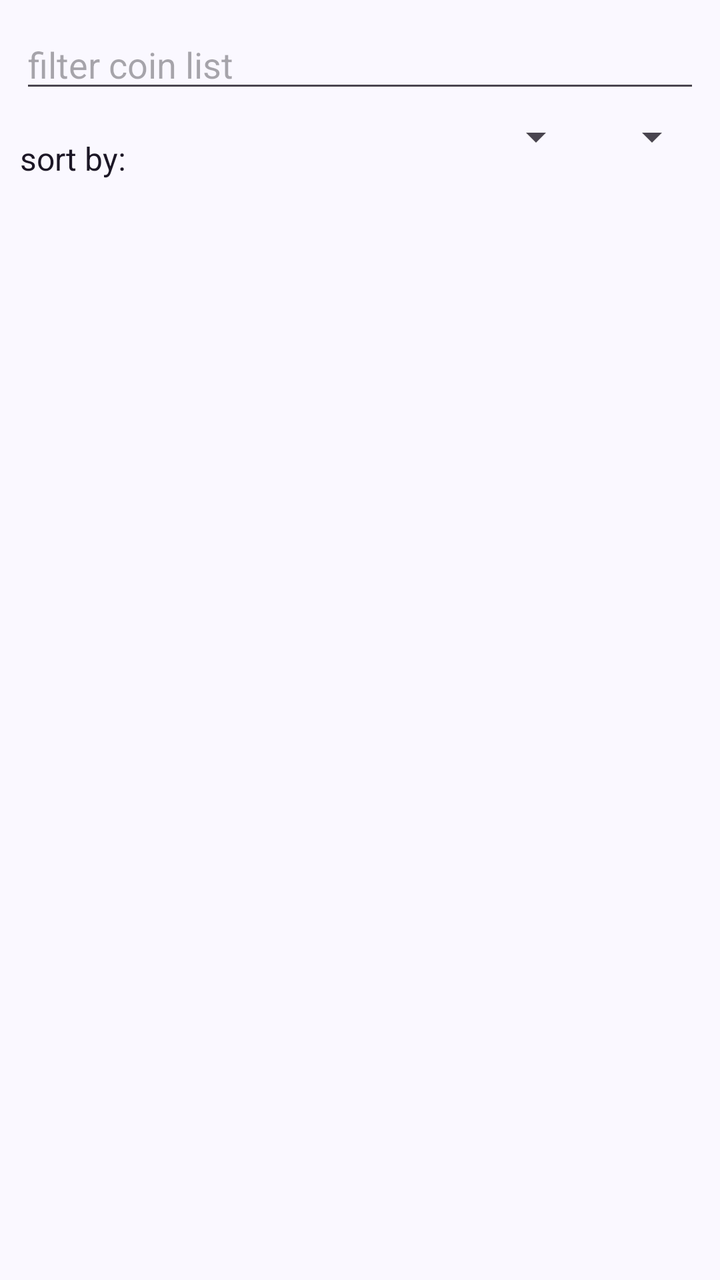
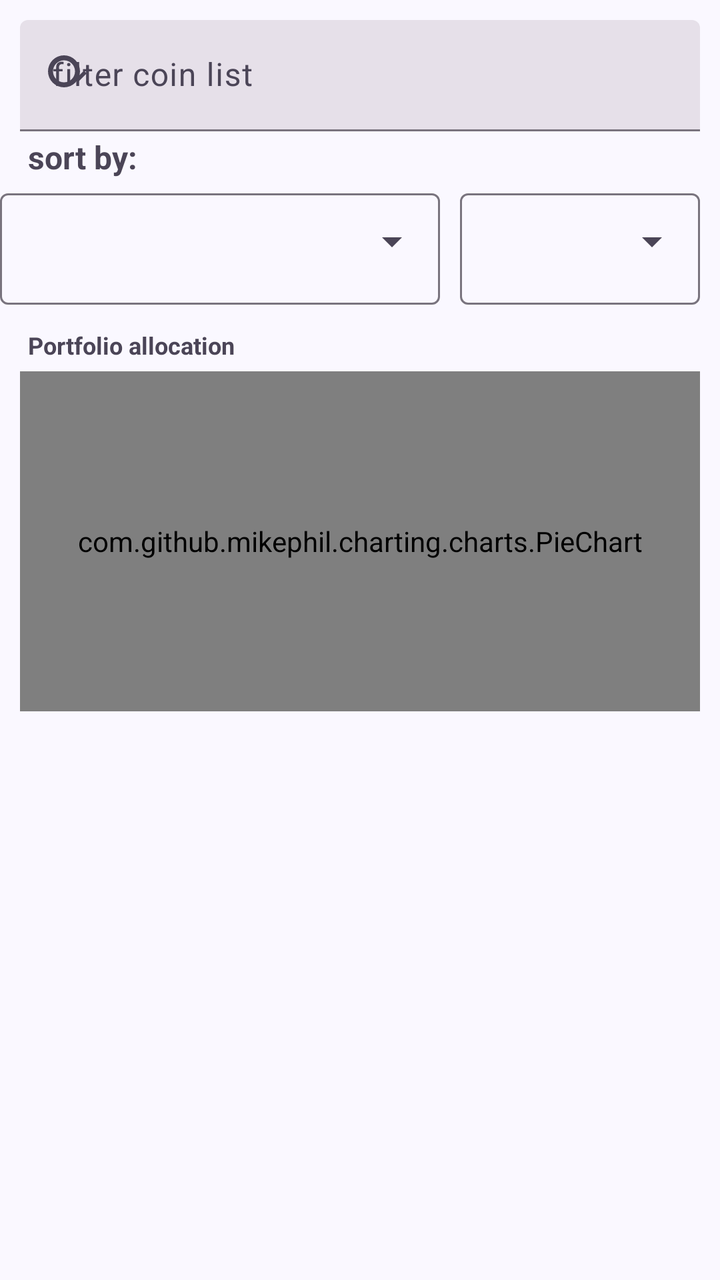

The first picture is an Android layout as it rendered before a commit; the second is the same layout after the commit. The layout source and the unified diff follow.
<!-- AndroidManifest.xml: application theme Theme.CDCsvParser -->
<!-- res/layout/activity_wallet_view.xml -->
<?xml version="1.0" encoding="utf-8"?>
<androidx.constraintlayout.widget.ConstraintLayout xmlns:android="http://schemas.android.com/apk/res/android"
    xmlns:app="http://schemas.android.com/apk/res-auto"
    xmlns:tools="http://schemas.android.com/tools"
    android:layout_width="match_parent"
    android:layout_height="match_parent"
    tools:context=".ui.activity.WalletViewActivity">


    <EditText
        android:id="@+id/search_bar"
        android:layout_width="match_parent"
        android:layout_height="wrap_content"
        android:layout_marginStart="@dimen/basic_start_end_margin"
        android:layout_marginTop="@dimen/basic_start_end_margin"
        android:layout_marginEnd="@dimen/basic_start_end_margin"
        android:hint="@string/filter_coin_list"
        android:inputType="text"
        app:layout_constraintLeft_toLeftOf="parent"
        app:layout_constraintRight_toRightOf="parent"
        app:layout_constraintTop_toTopOf="parent" />

    <TextView
        android:id="@+id/sorting_string"
        android:layout_width="wrap_content"
        android:layout_height="wrap_content"
        android:layout_marginStart="@dimen/basic_start_end_margin"
        android:layout_marginTop="@dimen/wallet_sortBy_margin_top"
        android:text="@string/sort_by"
        android:textColor="?attr/colorOnSurface"
        android:textSize="@dimen/basic_labels_fontsize"
        app:layout_constraintLeft_toLeftOf="parent"
        app:layout_constraintTop_toTopOf="@+id/sorting_value" />

    <Spinner
        android:id="@+id/sorting_value"
        android:layout_width="wrap_content"
        android:layout_height="wrap_content"
        android:layout_marginLeft="@dimen/basic_start_end_margin"
        android:layout_marginTop="@dimen/wallet_spinner_margin_top"
        android:layout_marginRight="@dimen/basic_start_end_margin"
        app:layout_constraintRight_toLeftOf="@id/sorting_type"
        app:layout_constraintTop_toBottomOf="@id/search_bar" />

    <Spinner
        android:id="@+id/sorting_type"
        android:layout_width="wrap_content"
        android:layout_height="wrap_content"
        android:layout_marginStart="@dimen/basic_start_end_margin"
        android:layout_marginTop="@dimen/wallet_spinner_margin_top"
        android:layout_marginEnd="@dimen/basic_start_end_margin"
        app:layout_constraintRight_toRightOf="parent"
        app:layout_constraintTop_toBottomOf="@id/search_bar" />

    <FrameLayout
        android:id="@+id/fragment_container"
        android:layout_width="match_parent"
        android:layout_height="@dimen/basic_frame_layout_height"
        android:layout_marginTop="@dimen/wallet_frame_margin_top"
        android:padding="@dimen/basic_start_end_margin"
        app:layout_constraintBottom_toBottomOf="parent"
        app:layout_constraintTop_toBottomOf="@id/sorting_string" />


</androidx.constraintlayout.widget.ConstraintLayout>
<!-- resources referenced by this layout -->
<resources>
  <dimen name="basic_frame_layout_height">0dp</dimen>
  <dimen name="basic_labels_fontsize">16sp</dimen>
  <dimen name="basic_start_end_margin">10dp</dimen>
  <dimen name="wallet_frame_margin_top">10dp</dimen>
  <dimen name="wallet_sortBy_margin_top">12dp</dimen>
  <dimen name="wallet_spinner_margin_top">5dp</dimen>
  <string name="filter_coin_list">filter coin list</string>
  <string name="sort_by">sort by:</string>
  <style name="Theme.CDCsvParser" parent="Theme.Material3.DayNight">
          <item name="colorPrimary">@color/primary</item>
          <item name="colorOnPrimary">@color/on_primary</item>
          <item name="colorPrimaryContainer">@color/primary_container</item>
          <item name="colorOnPrimaryContainer">@color/on_primary_container</item>
          <item name="colorSecondary">@color/secondary</item>
          <item name="colorOnSecondary">@color/on_secondary</item>
          <item name="colorSecondaryContainer">@color/secondary_container</item>
          <item name="colorOnSecondaryContainer">@color/on_secondary_container</item>
          <item name="colorTertiary">@color/tertiary</item>
          <item name="colorOnTertiary">@color/on_tertiary</item>
          <item name="colorTertiaryContainer">@color/tertiary_container</item>
          <item name="colorOnTertiaryContainer">@color/on_tertiary_container</item>
          <item name="android:colorBackground">@color/background</item>
          <item name="colorOnBackground">@color/on_background</item>
          <item name="colorSurface">@color/surface</item>
          <item name="colorOnSurface">@color/on_surface</item>
          <item name="colorSurfaceVariant">@color/surface_variant</item>
          <item name="colorOnSurfaceVariant">@color/on_surface_variant</item>
          <item name="colorError">@color/error</item>
          <item name="colorOnError">@color/on_error</item>
          
          <item name="android:statusBarColor">@android:color/transparent</item>
          <item name="android:navigationBarColor">@android:color/transparent</item>
          <item name="android:windowLightStatusBar">@bool/window_light_status_bar</item>
          <item name="android:windowBackground">@color/background</item>
      </style>
  <color name="primary">#5B21B6</color>
  <color name="on_primary">#FFFFFF</color>
  <color name="primary_container">#E9E2FB</color>
  <color name="on_primary_container">#27116B</color>
  <color name="secondary">#0F766E</color>
  <color name="on_secondary">#FFFFFF</color>
  <color name="secondary_container">#CFF3EC</color>
  <color name="on_secondary_container">#0A4A41</color>
  <color name="tertiary">#B45309</color>
  <color name="on_tertiary">#FFFFFF</color>
  <color name="tertiary_container">#FDE8CB</color>
  <color name="on_tertiary_container">#3F2602</color>
  <color name="background">#FAF8FF</color>
  <color name="on_background">#1C1726</color>
  <color name="surface">#FAF8FF</color>
  <color name="on_surface">#1C1726</color>
  <color name="surface_variant">#E6E0EE</color>
  <color name="on_surface_variant">#4B4557</color>
  <color name="error">#BA1A1A</color>
  <color name="on_error">#FFFFFF</color>
</resources>

<!-- the commit's change to res/layout/activity_wallet_view.xml (unified diff, before → after) -->
@@ -6,60 +6,128 @@
     android:layout_height="match_parent"
     tools:context=".ui.activity.WalletViewActivity">
 
-
-    <EditText
-        android:id="@+id/search_bar"
+    <com.google.android.material.textfield.TextInputLayout
+        android:id="@+id/tl_search"
+        style="@style/Widget.Material3.TextInputLayout.FilledBox"
         android:layout_width="match_parent"
         android:layout_height="wrap_content"
         android:layout_marginStart="@dimen/basic_start_end_margin"
         android:layout_marginTop="@dimen/basic_start_end_margin"
         android:layout_marginEnd="@dimen/basic_start_end_margin"
         android:hint="@string/filter_coin_list"
-        android:inputType="text"
+        app:startIconDrawable="@drawable/ic_search_24"
         app:layout_constraintLeft_toLeftOf="parent"
         app:layout_constraintRight_toRightOf="parent"
-        app:layout_constraintTop_toTopOf="parent" />
+        app:layout_constraintTop_toTopOf="parent">
+
+        <com.google.android.material.textfield.TextInputEditText
+            android:id="@+id/search_bar"
+            android:layout_width="match_parent"
+            android:layout_height="wrap_content"
+            android:inputType="text"
+            android:maxLines="1"
+            tools:ignore="LabelFor" />
+    </com.google.android.material.textfield.TextInputLayout>
 
     <TextView
         android:id="@+id/sorting_string"
         android:layout_width="wrap_content"
         android:layout_height="wrap_content"
-        android:layout_marginStart="@dimen/basic_start_end_margin"
-        android:layout_marginTop="@dimen/wallet_sortBy_margin_top"
+        android:layout_marginStart="@dimen/basic_text_start_end_margin"
+        android:layout_marginTop="2dp"
         android:text="@string/sort_by"
-        android:textColor="?attr/colorOnSurface"
+        android:textColor="?attr/colorOnSurfaceVariant"
         android:textSize="@dimen/basic_labels_fontsize"
+        android:textStyle="bold"
         app:layout_constraintLeft_toLeftOf="parent"
-        app:layout_constraintTop_toTopOf="@+id/sorting_value" />
+        app:layout_constraintTop_toBottomOf="@id/tl_search" />
 
-    <Spinner
-        android:id="@+id/sorting_value"
-        android:layout_width="wrap_content"
-        android:layout_height="wrap_content"
-        android:layout_marginLeft="@dimen/basic_start_end_margin"
-        android:layout_marginTop="@dimen/wallet_spinner_margin_top"
-        android:layout_marginRight="@dimen/basic_start_end_margin"
-        app:layout_constraintRight_toLeftOf="@id/sorting_type"
-        app:layout_constraintTop_toBottomOf="@id/search_bar" />
-
-    <Spinner
-        android:id="@+id/sorting_type"
+    <com.google.android.material.textfield.TextInputLayout
+        android:id="@+id/tl_sort_value"
+        style="@style/Widget.Material3.TextInputLayout.OutlinedBox.ExposedDropdownMenu"
         android:layout_width="wrap_content"
         android:layout_height="wrap_content"
         android:layout_marginStart="@dimen/basic_start_end_margin"
-        android:layout_marginTop="@dimen/wallet_spinner_margin_top"
+        android:layout_marginTop="2dp"
+        android:layout_marginEnd="@dimen/basic_start_end_margin"
+        app:layout_constraintRight_toLeftOf="@id/tl_sort_type"
+        app:layout_constraintTop_toBottomOf="@id/sorting_string">
+
+        <com.google.android.material.textfield.MaterialAutoCompleteTextView
+            android:id="@+id/sorting_value"
+            android:layout_width="wrap_content"
+            android:layout_height="wrap_content"
+            android:inputType="none"
+            android:minWidth="220dp"
+            tools:ignore="LabelFor" />
+    </com.google.android.material.textfield.TextInputLayout>
+
+    <com.google.android.material.textfield.TextInputLayout
+        android:id="@+id/tl_sort_type"
+        style="@style/Widget.Material3.TextInputLayout.OutlinedBox.ExposedDropdownMenu"
+        android:layout_width="wrap_content"
+        android:layout_height="wrap_content"
+        android:layout_marginStart="@dimen/progress_icon_text_margin_left"
+        android:layout_marginTop="2dp"
         android:layout_marginEnd="@dimen/basic_start_end_margin"
         app:layout_constraintRight_toRightOf="parent"
-        app:layout_constraintTop_toBottomOf="@id/search_bar" />
+        app:layout_constraintTop_toBottomOf="@id/sorting_string">
+
+        <com.google.android.material.textfield.MaterialAutoCompleteTextView
+            android:id="@+id/sorting_type"
+            android:layout_width="wrap_content"
+            android:layout_height="wrap_content"
+            android:inputType="none"
+            android:minWidth="120dp"
+            tools:ignore="LabelFor" />
+    </com.google.android.material.textfield.TextInputLayout>
+
+    <TextView
+        android:id="@+id/chart_header"
+        android:layout_width="wrap_content"
+        android:layout_height="wrap_content"
+        android:layout_marginStart="@dimen/basic_text_start_end_margin"
+        android:layout_marginTop="@dimen/wallet_sortBy_margin_top"
+        android:text="@string/allocation_title"
+        android:textColor="?attr/colorOnSurfaceVariant"
+        android:textSize="@dimen/main_small_font"
+        android:textStyle="bold"
+        app:layout_constraintLeft_toLeftOf="parent"
+        app:layout_constraintTop_toBottomOf="@id/tl_sort_value" />
+
+    <FrameLayout
+        android:id="@+id/chart_container"
+        android:layout_width="0dp"
+        android:layout_height="170dp"
+        android:layout_marginStart="@dimen/basic_start_end_margin"
+        android:layout_marginTop="@dimen/progress_icon_text_margin_left"
+        android:layout_marginEnd="@dimen/basic_start_end_margin"
+        app:layout_constraintLeft_toLeftOf="parent"
+        app:layout_constraintRight_toRightOf="parent"
+        app:layout_constraintTop_toBottomOf="@id/chart_header">
+
+        <com.github.mikephil.charting.charts.PieChart
+            android:id="@+id/allocation_chart"
+            android:layout_width="match_parent"
+            android:layout_height="match_parent" />
+
+        <TextView
+            android:id="@+id/allocation_empty"
+            android:layout_width="wrap_content"
+            android:layout_height="wrap_content"
+            android:layout_gravity="center"
+            android:text="@string/no_allocation_data"
+            android:textColor="?attr/colorOnSurfaceVariant"
+            android:visibility="gone" />
+    </FrameLayout>
 
     <FrameLayout
         android:id="@+id/fragment_container"
         android:layout_width="match_parent"
-        android:layout_height="@dimen/basic_frame_layout_height"
+        android:layout_height="0dp"
         android:layout_marginTop="@dimen/wallet_frame_margin_top"
         android:padding="@dimen/basic_start_end_margin"
         app:layout_constraintBottom_toBottomOf="parent"
-        app:layout_constraintTop_toBottomOf="@id/sorting_string" />
-
+        app:layout_constraintTop_toBottomOf="@id/chart_container" />
 
 </androidx.constraintlayout.widget.ConstraintLayout>
<!-- resource entries referenced after the edit -->
@@ -1,12 +1,31 @@
 <!-- resources referenced by this layout -->
 <resources>
-  <dimen name="basic_frame_layout_height">0dp</dimen>
   <dimen name="basic_labels_fontsize">16sp</dimen>
   <dimen name="basic_start_end_margin">10dp</dimen>
+  <dimen name="basic_text_start_end_margin">14dp</dimen>
+  <dimen name="main_small_font">12sp</dimen>
+  <dimen name="progress_icon_text_margin_left">5dp</dimen>
   <dimen name="wallet_frame_margin_top">10dp</dimen>
   <dimen name="wallet_sortBy_margin_top">12dp</dimen>
-  <dimen name="wallet_spinner_margin_top">5dp</dimen>
+  <!-- drawable ic_search_24 (drawable) -->
+  <?xml version="1.0" encoding="utf-8"?>
+  <vector xmlns:android="http://schemas.android.com/apk/res/android"
+      android:width="24dp"
+      android:height="24dp"
+      android:viewportWidth="24"
+      android:viewportHeight="24"
+      android:tint="?attr/colorControlNormal">
+      
+      <path
+          android:fillColor="@android:color/white"
+          android:pathData="M10,2 A8,8 0 1 0 10,18 A8,8 0 1 0 10,2 Z M10,4.5 A5.5,5.5 0 1 1 10,15.5 A5.5,5.5 0 1 1 10,4.5 Z" />
+      <path
+          android:fillColor="@android:color/white"
+          android:pathData="M15.5,14.1 L20,9.6 L21.4,11 L16.9,15.5 Z" />
+  </vector>
+  <string name="allocation_title">Portfolio allocation</string>
   <string name="filter_coin_list">filter coin list</string>
+  <string name="no_allocation_data">No values to chart yet</string>
   <string name="sort_by">sort by:</string>
   <style name="Theme.CDCsvParser" parent="Theme.Material3.DayNight">
           <item name="colorPrimary">@color/primary</item>
